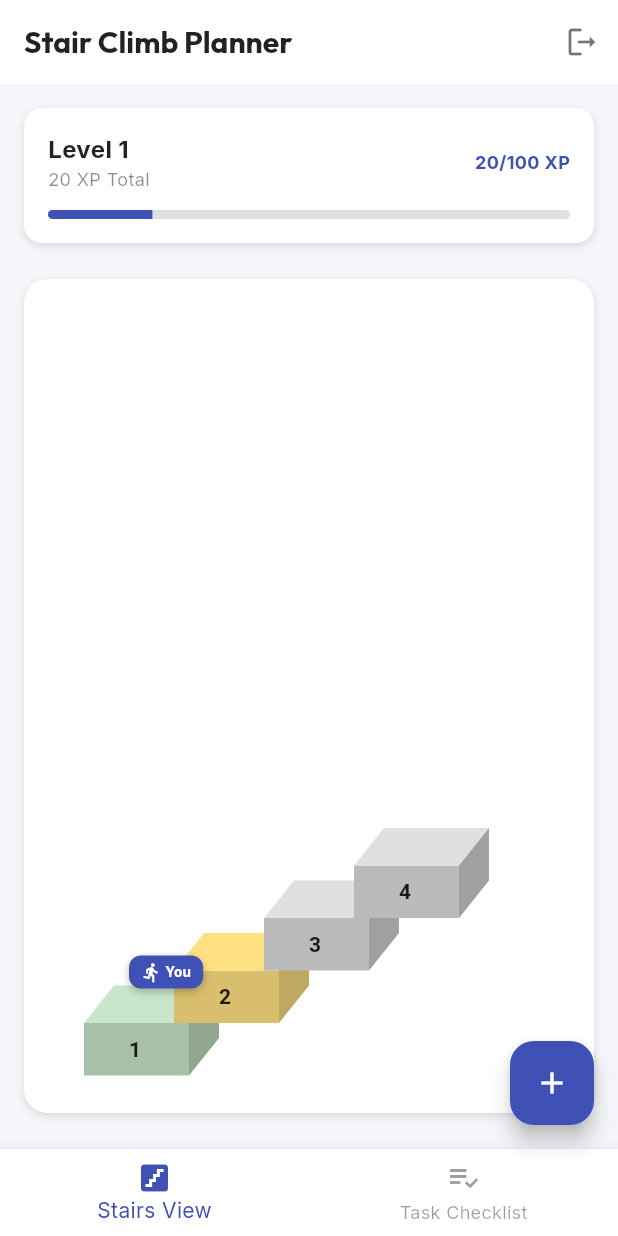
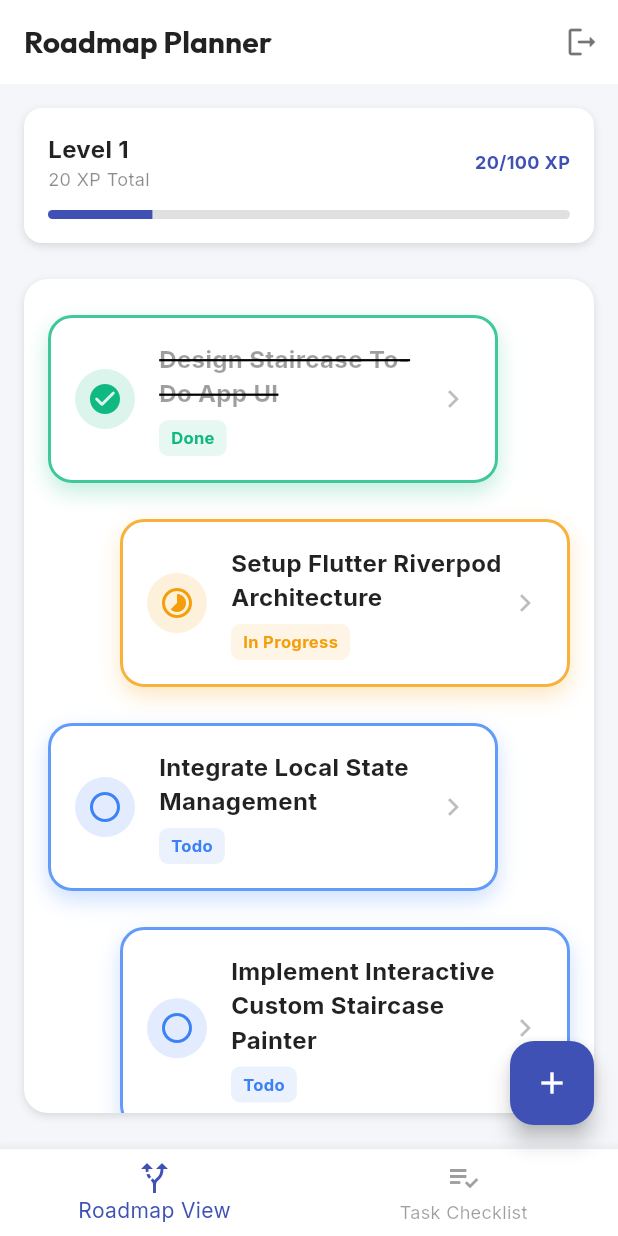
Before and after one commit to Nadil97/magadige_to_do_app, a Flutter app: the screen it shows after launch, on a phone screen of 412 x 824 dp. Run offline on Flutter 3.47's test engine with Material 3 defaults, Android fonts, the phone set to English and light mode, and no system bars; our stand-ins replace flutter_riverpod, google_fonts.

Commit message:
setup road map view

```diff
--- a/lib/core/theme/app_theme.dart
+++ b/lib/core/theme/app_theme.dart
@@ -9,13 +9,13 @@ class AppTheme {
   static const Color colorPrimary = Color(0xFF3F51B5); // Deep Indigo
   static const Color colorSecondary = Color(0xFF009688); // Teal
 
-  static const Color colorTodo = Color(0xFFE0E0E0); // Light Grey
-  static const Color colorInProgress = Color(0xFFFFE082); // Soft Orange
-  static const Color colorDone = Color(0xFFC8E6C9); // Soft Green
+  static const Color colorTodo = Color(0xFF3B82F6); // Vibrant Blue
+  static const Color colorInProgress = Color(0xFFF59E0B); // Vibrant Amber
+  static const Color colorDone = Color(0xFF10B981); // Emerald Green
 
-  static const Color textTodo = Color(0xFF616161);
-  static const Color textInProgress = Color(0xFFE65100);
-  static const Color textDone = Color(0xFF2E7D32);
+  static const Color textTodo = Color(0xFF2563EB);
+  static const Color textInProgress = Color(0xFFD97706);
+  static const Color textDone = Color(0xFF059669);
 
   static const Color priorityEasy = Color(0xFFDCEDC8);
   static const Color priorityMedium = Color(0xFFFFF9C4);
--- a/lib/views/home/home_view.dart
+++ b/lib/views/home/home_view.dart
@@ -3,7 +3,7 @@ import 'package:flutter_riverpod/flutter_riverpod.dart';
 import '../../providers/auth_provider.dart';
 import '../../providers/task_provider.dart';
 import '../../models/task_model.dart';
-import '../widgets/staircase_widget.dart';
+import '../widgets/zigzag_task_list.dart';
 import '../widgets/task_card.dart';
 import '../widgets/add_task_dialog.dart';
 import '../../core/theme/app_theme.dart';
@@ -42,7 +42,7 @@ class _HomeViewState extends ConsumerState<HomeView> {
       backgroundColor: AppTheme.lightBg,
       appBar: AppBar(
         title: Text(
-          'Stair Climb Planner',
+          'Roadmap Planner',
           style: Theme.of(context).textTheme.titleLarge,
         ),
         backgroundColor: AppTheme.cardBg,
@@ -68,9 +68,9 @@ class _HomeViewState extends ConsumerState<HomeView> {
         },
         items: const [
           BottomNavigationBarItem(
-            icon: Icon(Icons.stairs_outlined),
-            activeIcon: Icon(Icons.stairs),
-            label: 'Stairs View',
+            icon: Icon(Icons.alt_route_outlined),
+            activeIcon: Icon(Icons.alt_route),
+            label: 'Roadmap View',
           ),
           BottomNavigationBarItem(
             icon: Icon(Icons.playlist_add_check_outlined),
@@ -174,7 +174,7 @@ class _HomeViewState extends ConsumerState<HomeView> {
             child: ClipRRect(
               borderRadius: BorderRadius.circular(16),
               child: tasksAsync.when(
-                data: (list) => StaircaseWidget(
+                data: (list) => ZigZagTaskList(
                   tasks: list,
                   onTaskTap: (task) => _showTaskDetails(context, task, taskController),
                 ),
--- /dev/null
+++ b/lib/views/widgets/zigzag_task_list.dart
@@ -0,0 +1,166 @@
+import 'package:flutter/material.dart';
+import '../../models/task_model.dart';
+import '../../core/theme/app_theme.dart';
+
+class ZigZagTaskList extends StatelessWidget {
+  final List<TaskModel> tasks;
+  final Function(TaskModel) onTaskTap;
+
+  const ZigZagTaskList({
+    super.key,
+    required this.tasks,
+    required this.onTaskTap,
+  });
+
+  @override
+  Widget build(BuildContext context) {
+    if (tasks.isEmpty) {
+      return Center(
+        child: Column(
+          mainAxisAlignment: MainAxisAlignment.center,
+          children: const [
+            Icon(Icons.checklist_rtl_rounded, size: 64, color: Colors.black26),
+            SizedBox(height: 16),
+            Text(
+              'No tasks yet! Add tasks to see your roadmap.',
+              style: TextStyle(color: Colors.black38, fontWeight: FontWeight.bold),
+            ),
+          ],
+        ),
+      );
+    }
+
+    return ListView.builder(
+      padding: const EdgeInsets.symmetric(vertical: 24, horizontal: 16),
+      itemCount: tasks.length,
+      itemBuilder: (context, index) {
+        final task = tasks[index];
+        final isLeft = index % 2 == 0;
+
+        return TweenAnimationBuilder<double>(
+          key: ValueKey(task.id),
+          duration: const Duration(milliseconds: 600),
+          curve: Curves.easeOutCubic,
+          tween: Tween<double>(begin: 0.0, end: 1.0),
+          builder: (context, value, child) {
+            return Transform.translate(
+              offset: Offset(isLeft ? -30 * (1 - value) : 30 * (1 - value), 20 * (1 - value)),
+              child: Opacity(
+                opacity: value,
+                child: child,
+              ),
+            );
+          },
+          child: GestureDetector(
+            onTap: () => onTaskTap(task),
+            child: AnimatedContainer(
+              duration: const Duration(milliseconds: 300),
+              curve: Curves.easeInOut,
+              margin: EdgeInsets.only(
+                bottom: 24,
+                left: isLeft ? 0 : 48,
+                right: isLeft ? 48 : 0,
+              ),
+              decoration: BoxDecoration(
+                color: AppTheme.cardBg,
+                borderRadius: BorderRadius.circular(16),
+                boxShadow: [
+                  BoxShadow(
+                    color: _getStatusColor(task.status).withOpacity(0.25),
+                    blurRadius: 12,
+                    offset: const Offset(0, 6),
+                  ),
+                ],
+                border: Border.all(
+                  color: _getStatusColor(task.status).withOpacity(0.8),
+                  width: 2,
+                ),
+              ),
+              child: Padding(
+                padding: const EdgeInsets.all(16.0),
+                child: Row(
+                  children: [
+                    // Status Icon
+                    AnimatedContainer(
+                      duration: const Duration(milliseconds: 300),
+                      padding: const EdgeInsets.all(8),
+                      decoration: BoxDecoration(
+                        color: _getStatusColor(task.status).withOpacity(0.15),
+                        shape: BoxShape.circle,
+                      ),
+                      child: Icon(
+                        _getStatusIcon(task.status),
+                        color: _getStatusColor(task.status),
+                        size: 24,
+                      ),
+                    ),
+                    const SizedBox(width: 16),
+                    // Task Info
+                    Expanded(
+                      child: Column(
+                        crossAxisAlignment: CrossAxisAlignment.start,
+                        children: [
+                          Text(
+                            task.title,
+                            style: TextStyle(
+                              fontSize: 16,
+                              fontWeight: FontWeight.bold,
+                              color: task.isCompleted ? Colors.black38 : Colors.black87,
+                              decoration: task.isCompleted ? TextDecoration.lineThrough : null,
+                            ),
+                          ),
+                          const SizedBox(height: 6),
+                          AnimatedContainer(
+                            duration: const Duration(milliseconds: 300),
+                            padding: const EdgeInsets.symmetric(horizontal: 8, vertical: 4),
+                            decoration: BoxDecoration(
+                              color: _getStatusColor(task.status).withOpacity(0.1),
+                              borderRadius: BorderRadius.circular(6),
+                            ),
+                            child: Text(
+                              task.status,
+                              style: TextStyle(
+                                fontSize: 11,
+                                fontWeight: FontWeight.bold,
+                                color: _getStatusColor(task.status),
+                              ),
+                            ),
+                          ),
+                        ],
+                      ),
+                    ),
+                    const Icon(Icons.chevron_right, color: Colors.black26),
+                  ],
+                ),
+              ),
+            ),
+          ),
+        );
+      },
+    );
+  }
+
+  Color _getStatusColor(String status) {
+    switch (status) {
+      case 'Done':
+        return AppTheme.colorDone;
+      case 'In Progress':
+        return AppTheme.colorInProgress;
+      case 'Todo':
+      default:
+        return AppTheme.colorTodo;
+    }
+  }
+
+  IconData _getStatusIcon(String status) {
+    switch (status) {
+      case 'Done':
+        return Icons.check_circle_rounded;
+      case 'In Progress':
+        return Icons.timelapse_rounded;
+      case 'Todo':
+      default:
+        return Icons.circle_outlined;
+    }
+  }
+}
```
